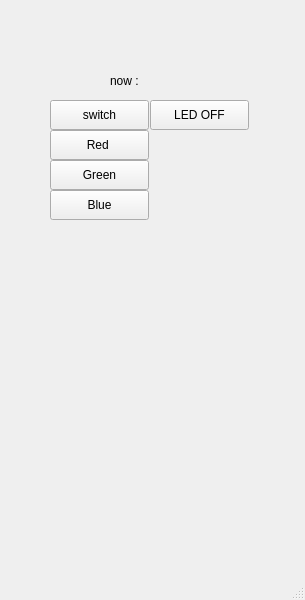
First picture: the form in project/led.ui, repository leekminxx/RasPi-2024, before the edit.
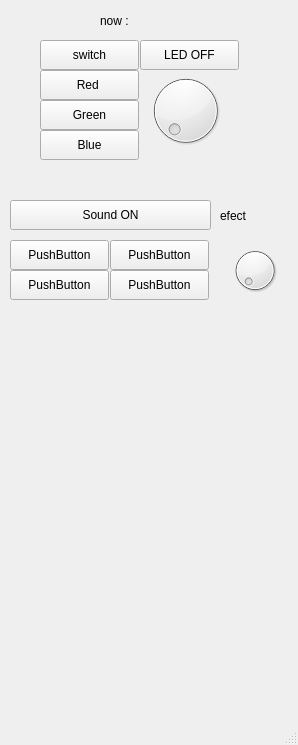
Second picture: the form after the edit.

What changed in the file:
```diff
--- a/project/led.ui
+++ b/project/led.ui
@@ -6,8 +6,8 @@
    <rect>
     <x>0</x>
     <y>0</y>
-    <width>305</width>
-    <height>600</height>
+    <width>298</width>
+    <height>745</height>
    </rect>
   </property>
   <property name="windowTitle">
@@ -17,8 +17,8 @@
    <widget class="QPushButton" name="btn_2">
     <property name="geometry">
      <rect>
-      <x>150</x>
-      <y>100</y>
+      <x>140</x>
+      <y>40</y>
       <width>99</width>
       <height>30</height>
      </rect>
@@ -30,8 +30,8 @@
    <widget class="QPushButton" name="btn1_r">
     <property name="geometry">
      <rect>
-      <x>50</x>
-      <y>130</y>
+      <x>40</x>
+      <y>70</y>
       <width>99</width>
       <height>30</height>
      </rect>
@@ -43,8 +43,8 @@
    <widget class="QPushButton" name="btn1_g">
     <property name="geometry">
      <rect>
-      <x>50</x>
-      <y>160</y>
+      <x>40</x>
+      <y>100</y>
       <width>99</width>
       <height>30</height>
      </rect>
@@ -56,8 +56,8 @@
    <widget class="QPushButton" name="btn1_b">
     <property name="geometry">
      <rect>
-      <x>50</x>
-      <y>190</y>
+      <x>40</x>
+      <y>130</y>
       <width>99</width>
       <height>30</height>
      </rect>
@@ -69,8 +69,8 @@
    <widget class="QPushButton" name="btn_switch">
     <property name="geometry">
      <rect>
-      <x>50</x>
-      <y>100</y>
+      <x>40</x>
+      <y>40</y>
       <width>99</width>
       <height>30</height>
      </rect>
@@ -82,8 +82,8 @@
    <widget class="QLabel" name="label_led">
     <property name="geometry">
      <rect>
-      <x>110</x>
-      <y>70</y>
+      <x>100</x>
+      <y>10</y>
       <width>68</width>
       <height>22</height>
      </rect>
@@ -92,6 +92,104 @@
      <string>now :</string>
     </property>
    </widget>
+   <widget class="QDial" name="dial_led">
+    <property name="geometry">
+     <rect>
+      <x>140</x>
+      <y>70</y>
+      <width>91</width>
+      <height>81</height>
+     </rect>
+    </property>
+   </widget>
+   <widget class="QPushButton" name="btn_sound">
+    <property name="geometry">
+     <rect>
+      <x>10</x>
+      <y>200</y>
+      <width>201</width>
+      <height>30</height>
+     </rect>
+    </property>
+    <property name="text">
+     <string>Sound ON</string>
+    </property>
+   </widget>
+   <widget class="QPushButton" name="btn_song1">
+    <property name="geometry">
+     <rect>
+      <x>10</x>
+      <y>240</y>
+      <width>99</width>
+      <height>30</height>
+     </rect>
+    </property>
+    <property name="text">
+     <string>PushButton</string>
+    </property>
+   </widget>
+   <widget class="QPushButton" name="btn_song2">
+    <property name="geometry">
+     <rect>
+      <x>110</x>
+      <y>240</y>
+      <width>99</width>
+      <height>30</height>
+     </rect>
+    </property>
+    <property name="text">
+     <string>PushButton</string>
+    </property>
+   </widget>
+   <widget class="QPushButton" name="btn_song3">
+    <property name="geometry">
+     <rect>
+      <x>10</x>
+      <y>270</y>
+      <width>99</width>
+      <height>30</height>
+     </rect>
+    </property>
+    <property name="text">
+     <string>PushButton</string>
+    </property>
+   </widget>
+   <widget class="QPushButton" name="btn_song4">
+    <property name="geometry">
+     <rect>
+      <x>110</x>
+      <y>270</y>
+      <width>99</width>
+      <height>30</height>
+     </rect>
+    </property>
+    <property name="text">
+     <string>PushButton</string>
+    </property>
+   </widget>
+   <widget class="QDial" name="dial_sound">
+    <property name="geometry">
+     <rect>
+      <x>230</x>
+      <y>240</y>
+      <width>50</width>
+      <height>61</height>
+     </rect>
+    </property>
+   </widget>
+   <widget class="QLabel" name="label_sound">
+    <property name="geometry">
+     <rect>
+      <x>220</x>
+      <y>200</y>
+      <width>71</width>
+      <height>31</height>
+     </rect>
+    </property>
+    <property name="text">
+     <string>efect</string>
+    </property>
+   </widget>
   </widget>
   <widget class="QMenuBar" name="menubar">
    <property name="geometry">
```
Left out of the diff: 2 changed lines with no effect on the pictures.
